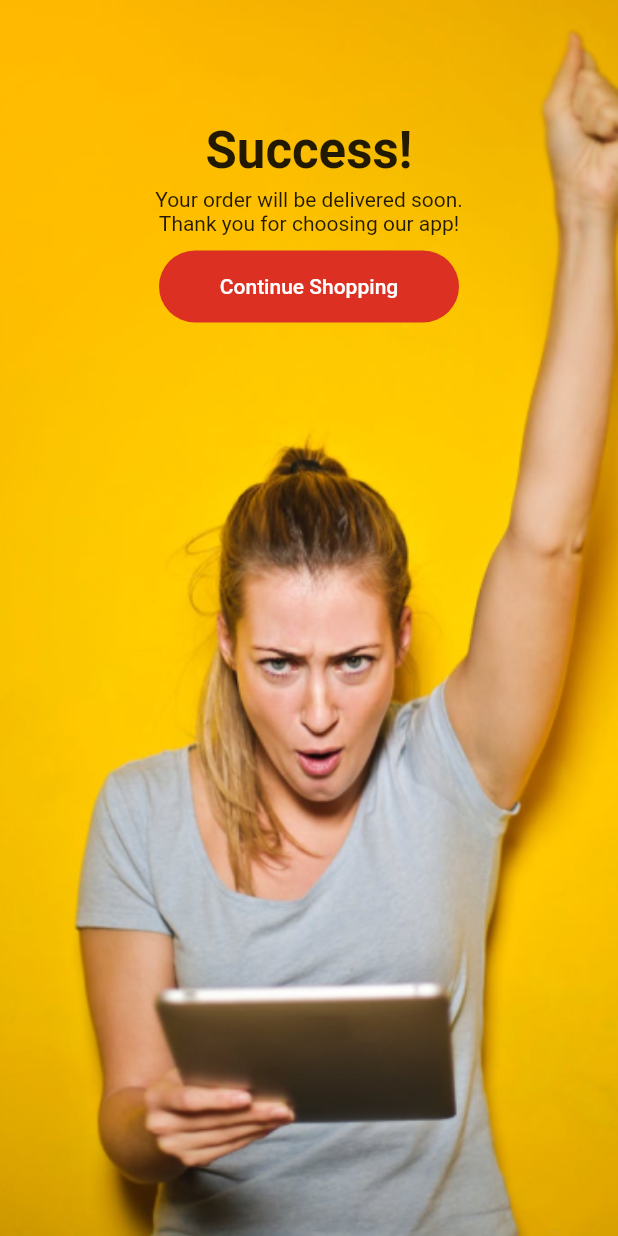
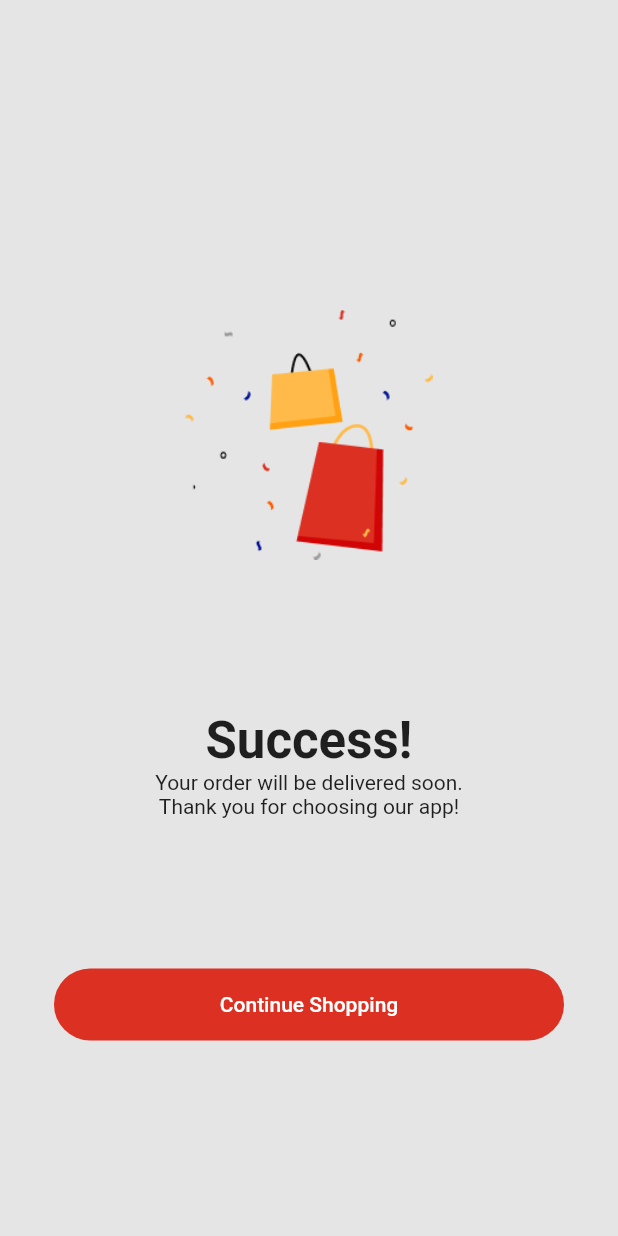
Before and after one commit to devcareer/fiverly-flutter, a Flutter app: the screen it shows after launch, on a phone screen of 412 x 824 dp. Run offline on Flutter 3.47's test engine with Material 2 defaults, Android fonts, the phone set to English and light mode, and no system bars; our stand-ins replace bloc, google_fonts; missing offline and left inert: flutter_cmoon_icons.

Commit message:
added second success page

```diff
--- a/lib/features/successpages/success2.dart
+++ b/lib/features/successpages/success2.dart
@@ -0,0 +1,51 @@
+import 'package:flutter/material.dart';
+import '../authentication/sharedresources/shared.dart';
+
+
+
+
+
+class SuccessPage2 extends StatefulWidget {
+  @override
+  _SuccessPage2State createState() => _SuccessPage2State();
+}
+
+class _SuccessPage2State extends State<SuccessPage2> {
+  @override
+  Widget build(BuildContext context) {
+    final double width = MediaQuery.of(context).size.width;
+    final double height = MediaQuery.of(context).size.height;
+    return SingleChildScrollView(
+      child: Container(
+        child: Column(
+          children:<Widget> [
+            SizedBox(height:124.0),
+              Center(
+                child: Container(
+                  width: width*0.40 ,
+                  height: height*0.40,
+                 decoration: BoxDecoration(image: DecorationImage(image:AssetImage("images/bag.png"), fit: BoxFit.contain)),
+                ),
+              ),
+            SizedBox(height:20.0),
+            Text('Success!',style: fonts1,),
+            Text('Your order will be delivered soon.',style: fonts2,),
+            Text('Thank you for choosing our app!',style: fonts2,),
+             SizedBox(height: 100.0,),
+            Container(
+                    width: 340,
+                    decoration: buttonDecoration,
+                    child: FlatButton(
+                      onPressed: () {},
+                     child: Text(
+                    'Continue Shopping',
+                        style: buttonColor,
+                      ),
+                    ),
+                  ),
+          ],
+          ),
+      ),
+    );
+  }
+}
--- a/lib/main.dart
+++ b/lib/main.dart
@@ -4,6 +4,8 @@ import 'package:fixing/features/authentication/sign_up.dart';
 import 'features/authentication/forgot_password.dart';
 import 'features/authentication/login.dart';
 import 'package:fixing/features/successpages/success1.dart';
+
+import 'features/successpages/success2.dart';
 void main() {
   runApp(MyApp());
 }
@@ -19,7 +21,7 @@ class MyApp extends StatelessWidget {
       ),
       home: Scaffold(
         backgroundColor: Color(0xffe5e5e5),
-        body:SuccessPage1(),
+        body:SuccessPage2(),
       ),
     );
   }
```
